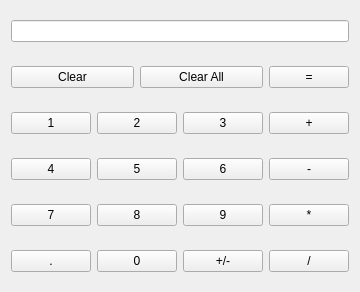
First picture: the form in widget.ui, repository RogerYK/Qt-Calculator, before the edit.
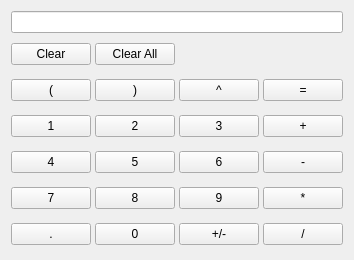
Second picture: the form after the edit.

What changed in the file:
```diff
--- a/widget.ui
+++ b/widget.ui
@@ -6,156 +6,152 @@
    <rect>
     <x>0</x>
     <y>0</y>
-    <width>336</width>
-    <height>311</height>
+    <width>330</width>
+    <height>229</height>
    </rect>
   </property>
   <property name="windowTitle">
    <string>计算器</string>
   </property>
-  <layout class="QGridLayout" name="gridLayout" rowminimumheight="40,40,40,40,40,40">
+  <layout class="QGridLayout" name="gridLayout" rowminimumheight="20,30,30,30,30,30,30">
    <property name="sizeConstraint">
     <enum>QLayout::SetFixedSize</enum>
    </property>
-   <item row="5" column="0">
-    <widget class="QPushButton" name="pointBtn">
+   <property name="horizontalSpacing">
+    <number>4</number>
+   </property>
+   <item row="5" column="2">
+    <widget class="QPushButton" name="digitBtn9">
      <property name="text">
-      <string>.</string>
+      <string>9</string>
      </property>
     </widget>
    </item>
-   <item row="1" column="4">
+   <item row="2" column="0">
+    <widget class="QPushButton" name="leftBracketBtn">
+     <property name="text">
+      <string>(</string>
+     </property>
+    </widget>
+   </item>
+   <item row="1" column="0">
+    <widget class="QPushButton" name="clearBtn">
+     <property name="text">
+      <string>Clear</string>
+     </property>
+    </widget>
+   </item>
+   <item row="1" column="1">
+    <widget class="QPushButton" name="clearAllBtn">
+     <property name="text">
+      <string>Clear All</string>
+     </property>
+    </widget>
+   </item>
+   <item row="2" column="3">
     <widget class="QPushButton" name="equalBtn">
      <property name="text">
       <string>=</string>
      </property>
     </widget>
    </item>
-   <item row="2" column="0">
+   <item row="3" column="0">
     <widget class="QPushButton" name="digitBtn1">
      <property name="text">
       <string>1</string>
      </property>
     </widget>
    </item>
-   <item row="1" column="2" colspan="2">
-    <widget class="QPushButton" name="clearAllBtn">
-     <property name="text">
-      <string>Clear All</string>
-     </property>
-    </widget>
-   </item>
-   <item row="1" column="0" colspan="2">
-    <widget class="QPushButton" name="clearBtn">
-     <property name="text">
-      <string>Clear</string>
-     </property>
-    </widget>
-   </item>
-   <item row="2" column="1" colspan="2">
+   <item row="3" column="1">
     <widget class="QPushButton" name="digitBtn2">
      <property name="text">
       <string>2</string>
      </property>
     </widget>
    </item>
-   <item row="2" column="3">
+   <item row="2" column="2">
+    <widget class="QPushButton" name="powBtn">
+     <property name="text">
+      <string>^</string>
+     </property>
+    </widget>
+   </item>
+   <item row="2" column="1">
+    <widget class="QPushButton" name="rightBracketBtn">
+     <property name="text">
+      <string>)</string>
+     </property>
+    </widget>
+   </item>
+   <item row="3" column="2">
     <widget class="QPushButton" name="digitBtn3">
      <property name="text">
       <string>3</string>
      </property>
     </widget>
    </item>
-   <item row="3" column="1" colspan="2">
+   <item row="4" column="1">
     <widget class="QPushButton" name="digitBtn5">
      <property name="text">
       <string>5</string>
      </property>
     </widget>
    </item>
-   <item row="3" column="0">
-    <widget class="QPushButton" name="digitBtn4">
+   <item row="4" column="2">
+    <widget class="QPushButton" name="digitBtn6">
      <property name="text">
-      <string>4</string>
+      <string>6</string>
      </property>
     </widget>
    </item>
-   <item row="2" column="4">
+   <item row="3" column="3">
     <widget class="QPushButton" name="addBtn">
      <property name="text">
       <string>+</string>
      </property>
     </widget>
    </item>
-   <item row="4" column="4">
-    <widget class="QPushButton" name="multiplicationBtn">
-     <property name="text">
-      <string>*</string>
-     </property>
-    </widget>
-   </item>
    <item row="4" column="0">
+    <widget class="QPushButton" name="digitBtn4">
+     <property name="text">
+      <string>4</string>
+     </property>
+    </widget>
+   </item>
+   <item row="5" column="0">
     <widget class="QPushButton" name="digitBtn7">
      <property name="text">
       <string>7</string>
      </property>
     </widget>
    </item>
-   <item row="4" column="1" colspan="2">
-    <widget class="QPushButton" name="digitBtn8">
+   <item row="5" column="3">
+    <widget class="QPushButton" name="multiplicationBtn">
      <property name="text">
-      <string>8</string>
+      <string>*</string>
+     </property>
+    </widget>
+   </item>
+   <item row="6" column="0">
+    <widget class="QPushButton" name="pointBtn">
+     <property name="text">
+      <string>.</string>
      </property>
     </widget>
    </item>
    <item row="4" column="3">
-    <widget class="QPushButton" name="digitBtn9">
-     <property name="text">
-      <string>9</string>
-     </property>
-    </widget>
-   </item>
-   <item row="3" column="3">
-    <widget class="QPushButton" name="digitBtn6">
-     <property name="text">
-      <string>6</string>
-     </property>
-    </widget>
-   </item>
-   <item row="3" column="4">
     <widget class="QPushButton" name="subtractionBtn">
      <property name="text">
       <string>-</string>
      </property>
     </widget>
    </item>
-   <item row="5" column="1" colspan="2">
-    <widget class="QPushButton" name="digitBtn0">
-     <property name="text">
-      <string>0</string>
-     </property>
-    </widget>
-   </item>
-   <item row="5" column="3">
-    <widget class="QPushButton" name="signBtn">
-     <property name="text">
-      <string>+/-</string>
-     </property>
-    </widget>
-   </item>
-   <item row="5" column="4">
-    <widget class="QPushButton" name="divisionBtn">
-     <property name="text">
-      <string>/</string>
-     </property>
-    </widget>
-   </item>
-   <item row="0" column="0" colspan="5">
+   <item row="0" column="0" colspan="4">
     <widget class="QLineEdit" name="lineEdit">
      <property name="sizePolicy">
-      <sizepolicy hsizetype="Expanding" vsizetype="Maximum">
+      <sizepolicy hsizetype="Expanding" vsizetype="Expanding">
        <horstretch>0</horstretch>
-       <verstretch>5</verstretch>
+       <verstretch>0</verstretch>
       </sizepolicy>
      </property>
      <property name="alignment">
@@ -166,6 +162,34 @@
      </property>
     </widget>
    </item>
+   <item row="6" column="3">
+    <widget class="QPushButton" name="divisionBtn">
+     <property name="text">
+      <string>/</string>
+     </property>
+    </widget>
+   </item>
+   <item row="6" column="2">
+    <widget class="QPushButton" name="signBtn">
+     <property name="text">
+      <string>+/-</string>
+     </property>
+    </widget>
+   </item>
+   <item row="6" column="1">
+    <widget class="QPushButton" name="digitBtn0">
+     <property name="text">
+      <string>0</string>
+     </property>
+    </widget>
+   </item>
+   <item row="5" column="1">
+    <widget class="QPushButton" name="digitBtn8">
+     <property name="text">
+      <string>8</string>
+     </property>
+    </widget>
+   </item>
   </layout>
  </widget>
  <layoutdefault spacing="6" margin="11"/>
```
